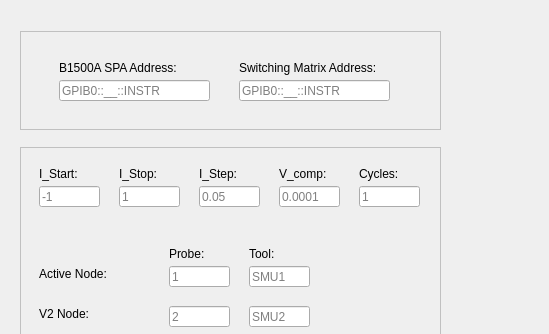
First picture: the form in DCIV_GUI_4Probe_backend.ui, repository Alexyazdani/GUI_Testing, before the edit; both pictures show x 0 to 549 and y 0 to 334 of the 1114 by 525 pixel window.
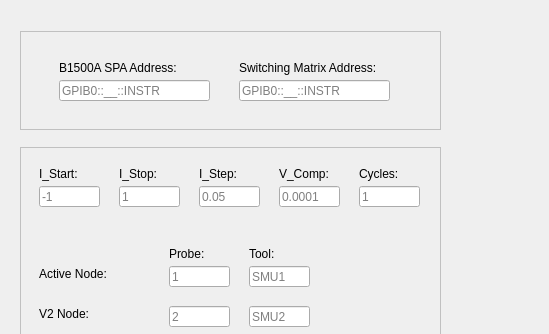
Second picture: the form after the edit.

Diff of the .ui file:
```diff
--- a/DCIV_GUI_4Probe_backend.ui
+++ b/DCIV_GUI_4Probe_backend.ui
@@ -481,7 +481,7 @@
              </rect>
             </property>
             <property name="text">
-             <string>V_comp:</string>
+             <string>V_Comp:</string>
             </property>
            </widget>
           </widget>
```
